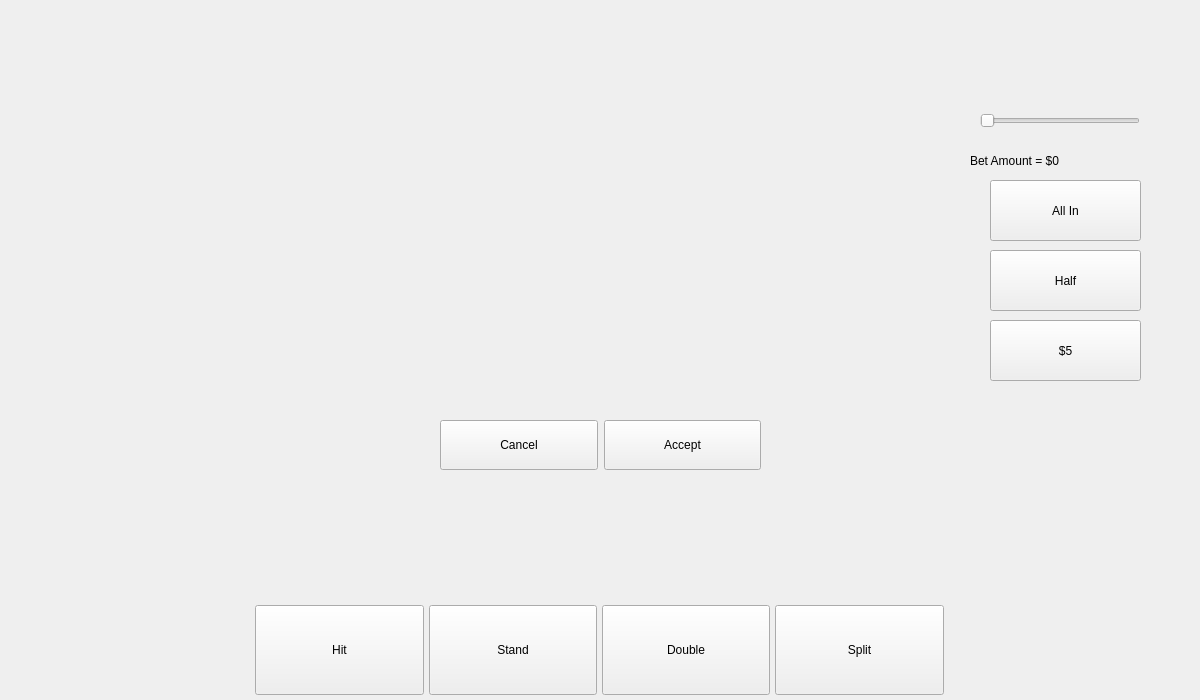
Above: CardCounter/mainwindow.ui from CalebStandfield/full-blackjack-game-engine-with-UI before the change. Below: the same form after it.
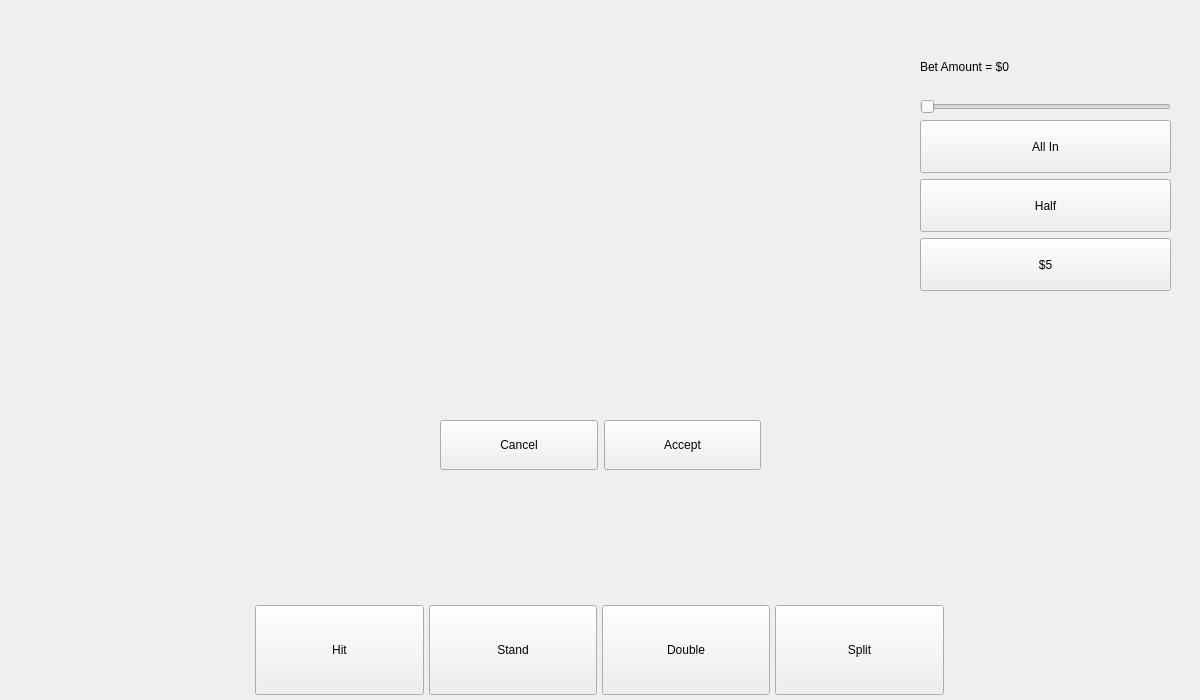
That is the form after the change.

Commit message: lots of changes to connections for screens and controller

The edit to the form file:
```diff
--- a/CardCounter/mainwindow.ui
+++ b/CardCounter/mainwindow.ui
@@ -471,77 +471,70 @@
      <widget class="QWidget" name="bettingArea" native="true">
       <property name="geometry">
        <rect>
-        <x>970</x>
-        <y>100</y>
-        <width>191</width>
-        <height>301</height>
+        <x>920</x>
+        <y>40</y>
+        <width>251</width>
+        <height>251</height>
        </rect>
       </property>
+      <layout class="QVBoxLayout" name="verticalLayout_2">
+       <item>
+        <widget class="QLabel" name="betLabel">
+         <property name="layoutDirection">
+          <enum>Qt::LayoutDirection::RightToLeft</enum>
+         </property>
+         <property name="text">
+          <string>Bet Amount = $0</string>
+         </property>
+        </widget>
+       </item>
+       <item>
       <widget class="QSlider" name="betSlider">
-       <property name="geometry">
-        <rect>
-         <x>10</x>
-         <y>10</y>
-         <width>160</width>
-         <height>22</height>
-        </rect>
-       </property>
        <property name="orientation">
         <enum>Qt::Orientation::Horizontal</enum>
        </property>
       </widget>
-      <widget class="QLabel" name="betLabel">
-       <property name="geometry">
-        <rect>
-         <x>0</x>
-         <y>50</y>
-         <width>181</width>
-         <height>21</height>
-        </rect>
-       </property>
-       <property name="text">
-        <string>Bet Amount = $0</string>
-       </property>
-      </widget>
+       </item>
+       <item>
       <widget class="QPushButton" name="allInButton">
-       <property name="geometry">
-        <rect>
-         <x>20</x>
-         <y>80</y>
-         <width>151</width>
-         <height>61</height>
-        </rect>
+         <property name="sizePolicy">
+          <sizepolicy hsizetype="Minimum" vsizetype="Minimum">
+           <horstretch>0</horstretch>
+           <verstretch>0</verstretch>
+          </sizepolicy>
        </property>
        <property name="text">
         <string>All In</string>
        </property>
       </widget>
+       </item>
+       <item>
       <widget class="QPushButton" name="halfButton">
-       <property name="geometry">
-        <rect>
-         <x>20</x>
-         <y>150</y>
-         <width>151</width>
-         <height>61</height>
-        </rect>
+         <property name="sizePolicy">
+          <sizepolicy hsizetype="Minimum" vsizetype="Minimum">
+           <horstretch>0</horstretch>
+           <verstretch>0</verstretch>
+          </sizepolicy>
        </property>
        <property name="text">
         <string>Half</string>
        </property>
       </widget>
+       </item>
+       <item>
       <widget class="QPushButton" name="fiveDollarButton">
-       <property name="geometry">
-        <rect>
-         <x>20</x>
-         <y>220</y>
-         <width>151</width>
-         <height>61</height>
-        </rect>
+         <property name="sizePolicy">
+          <sizepolicy hsizetype="Minimum" vsizetype="Minimum">
+           <horstretch>0</horstretch>
+           <verstretch>0</verstretch>
+          </sizepolicy>
        </property>
        <property name="text">
         <string>$5</string>
        </property>
       </widget>
+       </item>
+      </layout>
      </widget>
     </widget>
     <widget class="QWidget" name="basicStrategyChartScreen">
```
Lines whose indentation alone changed are shown as unchanged. The commit also changes 6 other files.
